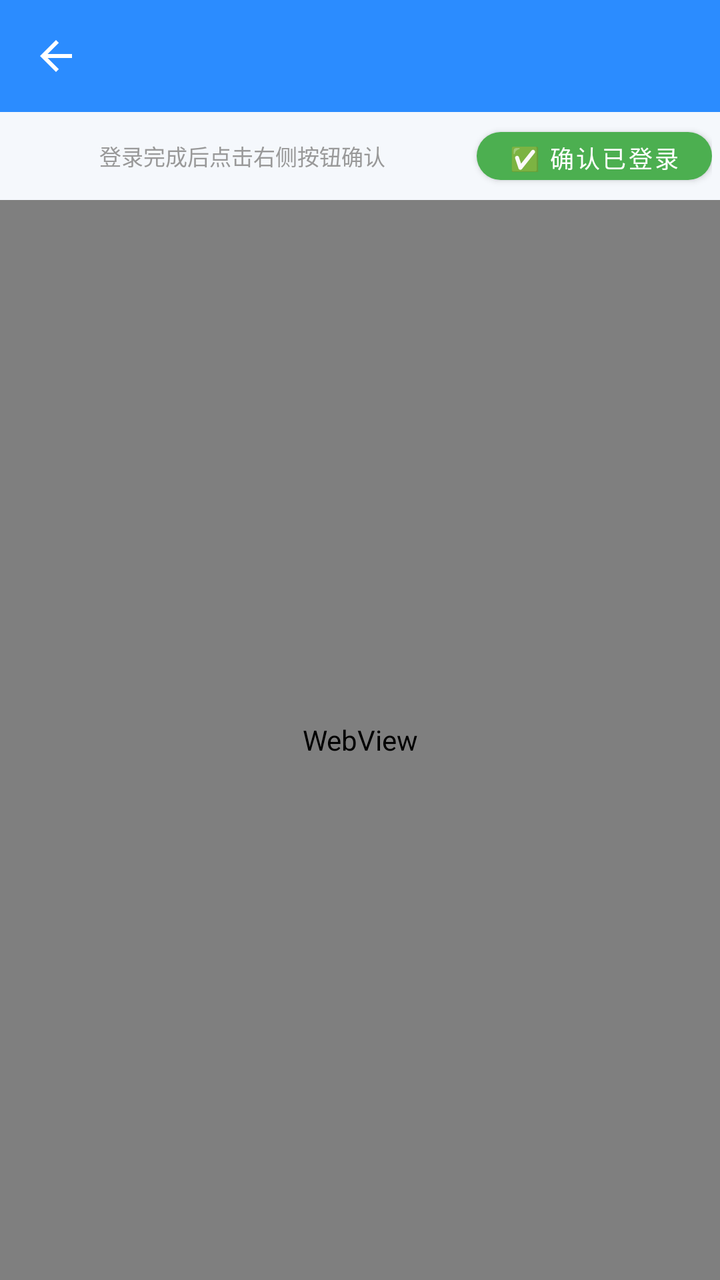
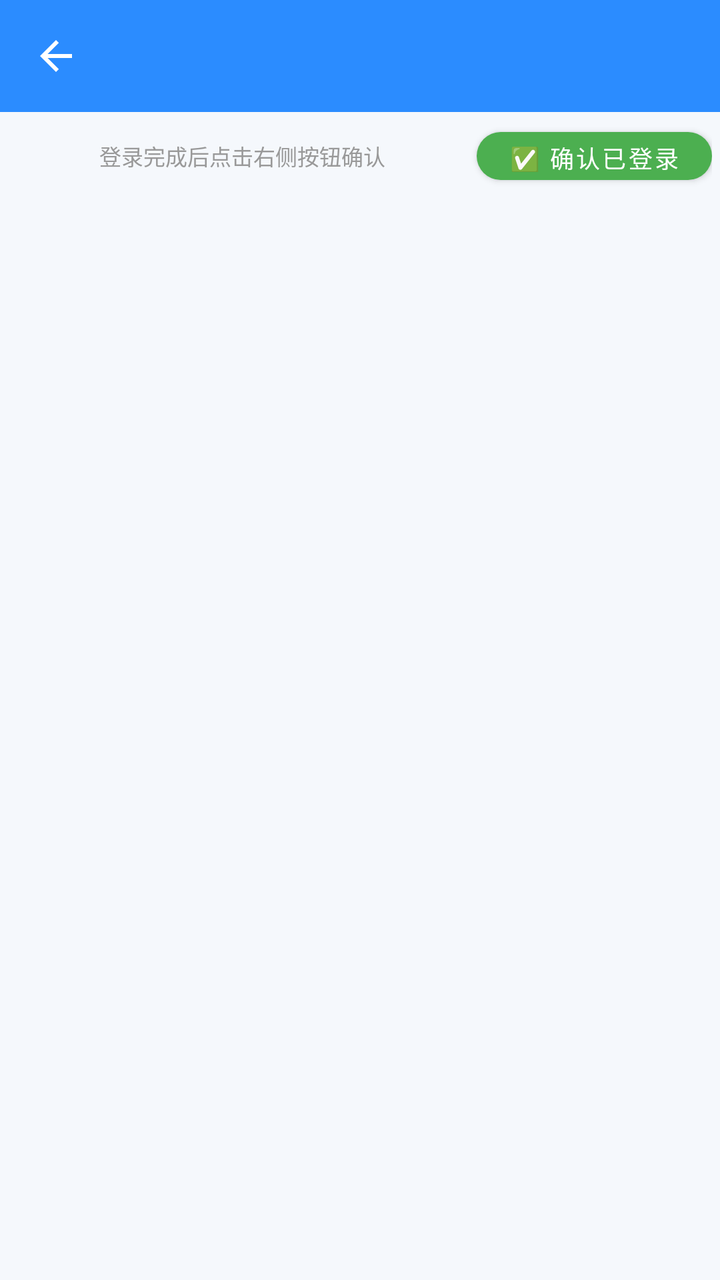

An Android layout rendered at two revisions. The XML below is the earlier revision; the diff shows what the commit changed to produce the second picture.
<!-- AndroidManifest.xml: activity theme Theme.JichiOB -->
<!-- res/layout/activity_login_web.xml -->
<?xml version="1.0" encoding="utf-8"?>
<LinearLayout xmlns:android="http://schemas.android.com/apk/res/android"
    xmlns:app="http://schemas.android.com/apk/res-auto"
    android:layout_width="match_parent"
    android:layout_height="match_parent"
    android:orientation="vertical"
    android:fitsSystemWindows="true">

    <com.google.android.material.appbar.MaterialToolbar
        android:id="@+id/toolbar"
        android:layout_width="match_parent"
        android:layout_height="?attr/actionBarSize"
        android:background="@color/primary"
        app:navigationIcon="@drawable/ic_back"
        app:titleTextColor="@color/white" />

    <ProgressBar
        android:id="@+id/progressBar"
        style="?android:attr/progressBarStyleHorizontal"
        android:layout_width="match_parent"
        android:layout_height="wrap_content"
        android:visibility="gone" />

    <LinearLayout
        android:layout_width="match_parent"
        android:layout_height="wrap_content"
        android:orientation="horizontal"
        android:padding="4dp"
        android:gravity="center_vertical">
        <TextView
            android:layout_width="0dp"
            android:layout_height="wrap_content"
            android:layout_weight="1"
            android:text="登录完成后点击右侧按钮确认"
            android:textSize="11sp"
            android:textColor="#999999"
            android:gravity="center" />
        <com.google.android.material.button.MaterialButton
            android:id="@+id/btnConfirmLogin"
            android:layout_width="wrap_content"
            android:layout_height="36dp"
            android:text="✅ 确认已登录"
            android:textSize="12sp"
            app:backgroundTint="@color/green"
            app:cornerRadius="14dp" />
    </LinearLayout>

    
    <LinearLayout
        android:id="@+id/mobileLoginLayout"
        android:layout_width="match_parent"
        android:layout_height="match_parent"
        android:orientation="vertical"
        android:padding="24dp"
        android:gravity="center_horizontal"
        android:visibility="gone">
        <TextView
            android:id="@+id/tvMobileLoginTitle"
            android:layout_width="wrap_content"
            android:layout_height="wrap_content"
            android:text="佳明国际版登录"
            android:textSize="20sp"
            android:textStyle="bold"
            android:layout_marginBottom="8dp" />
        <TextView
            android:layout_width="wrap_content"
            android:layout_height="wrap_content"
            android:text="使用mobile SSO方式（不经过Cloudflare）"
            android:textSize="12sp"
            android:textColor="#999999"
            android:layout_marginBottom="32dp" />
        <com.google.android.material.textfield.TextInputLayout
            android:layout_width="match_parent"
            android:layout_height="wrap_content"
            android:hint="邮箱"
            app:boxBackgroundMode="outline">
            <com.google.android.material.textfield.TextInputEditText
                android:id="@+id/etEmail"
                android:layout_width="match_parent"
                android:layout_height="wrap_content"
                android:inputType="textEmailAddress"
                android:autofillHints="email" />
        </com.google.android.material.textfield.TextInputLayout>
        <com.google.android.material.textfield.TextInputLayout
            android:layout_width="match_parent"
            android:layout_height="wrap_content"
            android:hint="密码"
            android:layout_marginTop="16dp"
            app:boxBackgroundMode="outline"
            app:passwordToggleEnabled="true">
            <com.google.android.material.textfield.TextInputEditText
                android:id="@+id/etPassword"
                android:layout_width="match_parent"
                android:layout_height="wrap_content"
                android:inputType="textPassword"
                android:autofillHints="password" />
        </com.google.android.material.textfield.TextInputLayout>
        <com.google.android.material.button.MaterialButton
            android:id="@+id/btnMobileLogin"
            android:layout_width="match_parent"
            android:layout_height="48dp"
            android:text="登录"
            android:textSize="16sp"
            android:layout_marginTop="24dp"
            app:cornerRadius="12dp" />
        <TextView
            android:id="@+id/tvMobileLoginStatus"
            android:layout_width="wrap_content"
            android:layout_height="wrap_content"
            android:text=""
            android:textSize="12sp"
            android:textColor="#666666"
            android:layout_marginTop="16dp"
            android:gravity="center" />
        <View
            android:layout_width="match_parent"
            android:layout_height="1dp"
            android:background="#EEEEEE"
            android:layout_marginTop="24dp"
            android:layout_marginBottom="16dp" />
        <TextView
            android:layout_width="match_parent"
            android:layout_height="wrap_content"
            android:text="⚠️ 登录失败常见原因"
            android:textSize="13sp"
            android:textStyle="bold"
            android:textColor="#333333"
            android:layout_marginBottom="8dp" />
        <TextView
            android:layout_width="match_parent"
            android:layout_height="wrap_content"
            android:text="1. 邮箱或密码错误（注意区分大小写）\n2. 开启了两步验证(MFA)，需先关闭\n3. 触发人机验证，改用软件内浏览器登录"
            android:textSize="12sp"
            android:textColor="#666666"
            android:lineSpacingExtra="4dp"
            android:layout_marginBottom="12dp" />
        <TextView
            android:layout_width="match_parent"
            android:layout_height="wrap_content"
            android:text="【关闭两步验证步骤】"
            android:textSize="12sp"
            android:textStyle="bold"
            android:textColor="#333333"
            android:layout_marginBottom="4dp" />
        <TextView
            android:layout_width="match_parent"
            android:layout_height="wrap_content"
            android:text="① 打开佳明Connect App或访问佳明官网登录\n② 进入「设置」→「账户」→「安全设置」\n③ 找到「两步验证」选项，点击关闭\n④ 确认关闭后，返回本App重新登录"
            android:textSize="11sp"
            android:textColor="#888888"
            android:lineSpacingExtra="3dp"
            android:layout_marginBottom="8dp" />
        <TextView
            android:id="@+id/tvMfaGuide"
            android:layout_width="match_parent"
            android:layout_height="wrap_content"
            android:text="→ 前往佳明账号安全设置（手动关闭）"
            android:textSize="12sp"
            android:textColor="#1989FA"
            android:autoLink="none"
            android:clickable="true"
            android:focusable="true"
            android:layout_marginBottom="12dp" />
        <TextView
            android:id="@+id/tvFallbackLogin"
            android:layout_width="match_parent"
            android:layout_height="wrap_content"
            android:text="→ 遇到人机验证？用软件内浏览器登录"
            android:textSize="12sp"
            android:textColor="#FF6B00"
            android:clickable="true"
            android:focusable="true" />
    </LinearLayout>
    
    <LinearLayout
        android:id="@+id/igpSmsLoginLayout"
        android:layout_width="match_parent"
        android:layout_height="match_parent"
        android:orientation="vertical"
        android:padding="24dp"
        android:gravity="center_horizontal"
        android:visibility="gone">
        <TextView
            android:id="@+id/tvIgpTitle"
            android:layout_width="wrap_content"
            android:layout_height="wrap_content"
            android:text="登录 iGPSPORT"
            android:textSize="20sp"
            android:textStyle="bold"
            android:layout_marginBottom="8dp" />
        <TextView
            android:layout_width="wrap_content"
            android:layout_height="wrap_content"
            android:text="使用手机号验证码登录，无需浏览器（适配旧机型）"
            android:textSize="12sp"
            android:textColor="#999999"
            android:layout_marginBottom="32dp" />
        <com.google.android.material.textfield.TextInputLayout
            android:layout_width="match_parent"
            android:layout_height="wrap_content"
            android:hint="手机号"
            app:boxBackgroundMode="outline">
            <com.google.android.material.textfield.TextInputEditText
                android:id="@+id/etIgpPhone"
                android:layout_width="match_parent"
                android:layout_height="wrap_content"
                android:inputType="phone"
                android:maxLength="11" />
        </com.google.android.material.textfield.TextInputLayout>
        <LinearLayout
            android:layout_width="match_parent"
            android:layout_height="wrap_content"
            android:orientation="horizontal"
            android:layout_marginTop="16dp">
            <com.google.android.material.textfield.TextInputLayout
                android:layout_width="0dp"
                android:layout_height="wrap_content"
                android:layout_weight="1"
                android:hint="验证码"
                app:boxBackgroundMode="outline">
                <com.google.android.material.textfield.TextInputEditText
                    android:id="@+id/etIgpCode"
                    android:layout_width="match_parent"
                    android:layout_height="wrap_content"
                    android:inputType="number"
                    android:maxLength="6" />
            </com.google.android.material.textfield.TextInputLayout>
            <com.google.android.material.button.MaterialButton
                android:id="@+id/btnIgpSendCode"
                android:layout_width="110dp"
                android:layout_height="wrap_content"
                android:layout_marginStart="12dp"
                android:text="发送验证码"
                android:textSize="13sp"
                app:cornerRadius="14dp" />
        </LinearLayout>
        <com.google.android.material.button.MaterialButton
            android:id="@+id/btnIgpLogin"
            android:layout_width="match_parent"
            android:layout_height="48dp"
            android:text="登录"
            android:textSize="16sp"
            android:layout_marginTop="24dp"
            app:cornerRadius="12dp" />
        <TextView
            android:id="@+id/tvIgpStatus"
            android:layout_width="wrap_content"
            android:layout_height="wrap_content"
            android:text=""
            android:textSize="12sp"
            android:textColor="#666666"
            android:layout_marginTop="16dp"
            android:gravity="center" />
    </LinearLayout>
    <WebView
        android:id="@+id/webView"
        android:layout_width="match_parent"
        android:layout_height="match_parent" />
</LinearLayout>
<!-- resources referenced by this layout -->
<resources>
  <color name="green">#4CAF50</color>
  <color name="primary">#2B8CFF</color>
  <color name="white">#FFFFFF</color>
  <!-- drawable ic_back (drawable) -->
  <vector xmlns:android="http://schemas.android.com/apk/res/android"
      android:width="24dp"
      android:height="24dp"
      android:viewportWidth="24"
      android:viewportHeight="24">
      <path
          android:fillColor="#FFFFFF"
          android:pathData="M20,11H7.83l5.59,-5.59L12,4l-8,8 8,8 1.41,-1.41L7.83,13H20v-2z" />
  </vector>
  <style name="Theme.JichiOB" parent="Theme.MaterialComponents.Light.NoActionBar">
          <item name="colorPrimary">@color/primary</item>
          <item name="colorPrimaryDark">@color/primary_dark</item>
          <item name="colorAccent">@color/primary</item>
          <item name="android:statusBarColor">@color/bg_light</item>
          <item name="android:windowBackground">@color/bg_light</item>
      </style>
  <color name="primary_dark">#1A6FDB</color>
  <color name="bg_light">#F5F8FC</color>
</resources>

<!-- the commit's change to res/layout/activity_login_web.xml (unified diff, before → after) -->
@@ -251,9 +251,40 @@
             android:textColor="#666666"
             android:layout_marginTop="16dp"
             android:gravity="center" />
-    </LinearLayout>
-    <WebView
-        android:id="@+id/webView"
-        android:layout_width="match_parent"
-        android:layout_height="match_parent" />
+        <com.google.android.material.button.MaterialButton
+            android:id="@+id/btnIgpWebFallback"
+            style="@style/Widget.MaterialComponents.Button.OutlinedButton"
+            android:layout_width="match_parent"
+            android:layout_height="48dp"
+            android:text="使用网页登录"
+            android:textSize="14sp"
+            android:layout_marginTop="24dp"
+            app:cornerRadius="12dp"
+            app:strokeColor="#FF6B00"
+            android:textColor="#FF6B00" />
+    </LinearLayout>
+    
+    <LinearLayout
+        android:id="@+id/webLoginContainer"
+        android:layout_width="match_parent"
+        android:layout_height="match_parent"
+        android:orientation="vertical"
+        android:visibility="gone">
+        <WebView
+            android:id="@+id/webView"
+            android:layout_width="match_parent"
+            android:layout_height="0dp"
+            android:layout_weight="1" />
+        <com.google.android.material.button.MaterialButton
+            android:id="@+id/btnIgpBackToSms"
+            style="@style/Widget.MaterialComponents.Button.OutlinedButton"
+            android:layout_width="match_parent"
+            android:layout_height="48dp"
+            android:text="切换回验证码登录"
+            android:textSize="14sp"
+            app:cornerRadius="12dp"
+            app:strokeColor="#666666"
+            android:textColor="#666666"
+            android:visibility="gone" />
+    </LinearLayout>
 </LinearLayout>
